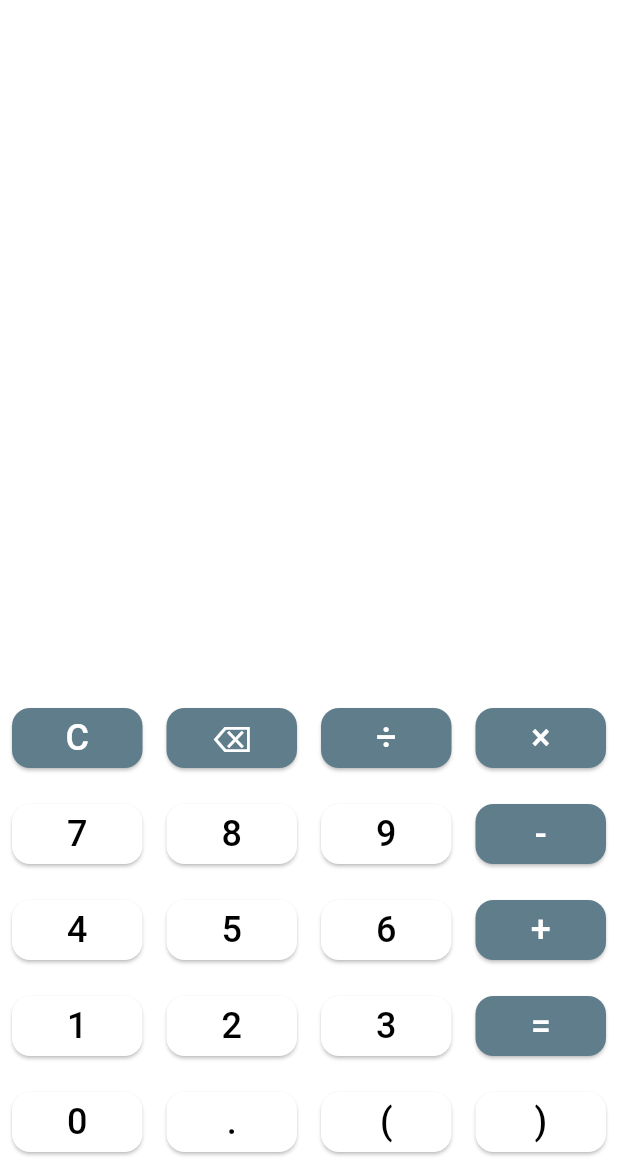
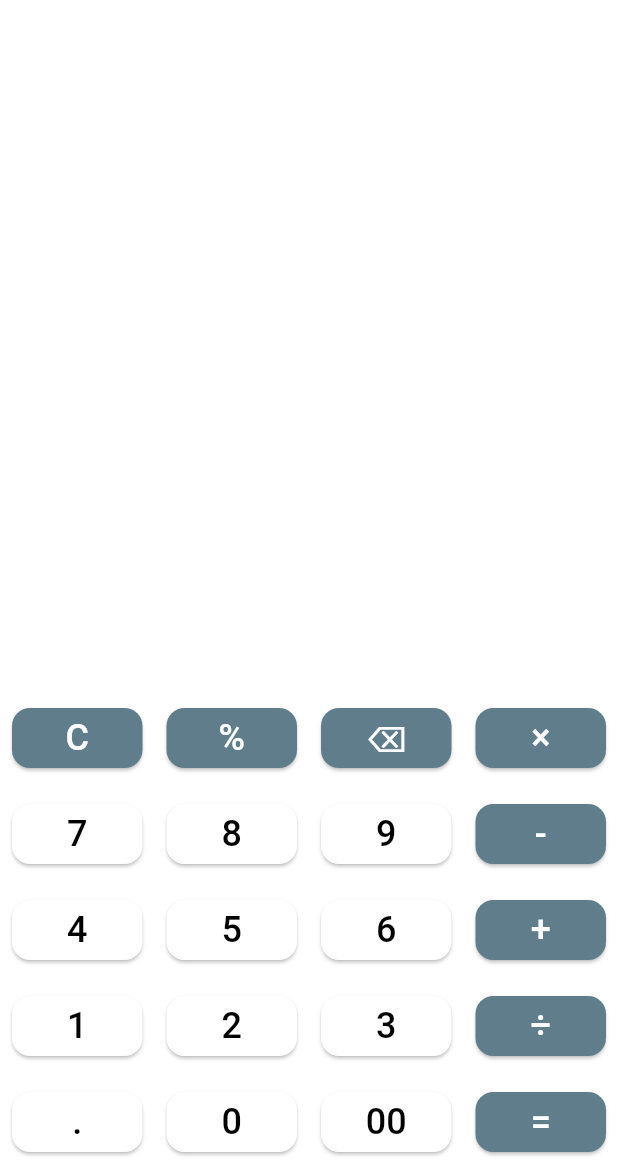
Before and after one commit to Jananisree/GetxCalculator, a Flutter app: the screen it shows after launch, on a phone screen of 412 x 824 dp, the part 66-1236 px from its top. Run offline on Flutter 3.47's test engine with Material 3 defaults, Android fonts, the phone set to English and light mode, and no system bars; our stand-ins replace get, math_expressions.

Commit message:
final project

```diff
--- a/lib/CalculatorApp.dart
+++ b/lib/CalculatorApp.dart
@@ -11,28 +11,53 @@ class CalculatorApp extends StatelessWidget {
       backgroundColor: Colors.white,
       appBar: AppBar(
         backgroundColor: Colors.white,
-        title: Center(child: const Text('Calculator',style: TextStyle(fontWeight: FontWeight.bold,letterSpacing: 8,fontSize: 25),)),
+        title: const Center(
+          child: Text(
+            'Calculator',
+            style: TextStyle(
+              fontWeight: FontWeight.bold,
+              letterSpacing: 8,
+              fontSize: 25,
+            ),
+          ),
+        ),
       ),
       body: Column(
+        crossAxisAlignment: CrossAxisAlignment.end,
         children: [
           Expanded(
             child: Container(
               padding: const EdgeInsets.all(16.0),
-              alignment: Alignment.centerRight,
+              alignment: Alignment.bottomRight,
               child: Obx(() {
-                return Text(
-                  controller.display.value,
-                  style: const TextStyle(fontSize: 36),
-                  textAlign: TextAlign.right,
+                return Column(
+                  crossAxisAlignment: CrossAxisAlignment.end,
+                  mainAxisAlignment: MainAxisAlignment.end,
+                  children: [
+                    Text(
+                      controller.expression.value,
+                      style: const TextStyle(
+                        fontSize: 34,
+                        color: Colors.grey,
+                      ),
+                    ),
+                    Text(
+                      controller.result.value,
+                      style: const TextStyle(
+                        fontSize: 45,
+                        fontWeight: FontWeight.bold,
+                      ),
+                    ),
+                  ],
                 );
               }),
             ),
           ),
-          buildButtonRow(['C', '⌫', '÷', '×']),
+          buildButtonRow(['C', '%', '⌫', '×']),
           buildButtonRow(['7', '8', '9', '-']),
           buildButtonRow(['4', '5', '6', '+']),
-          buildButtonRow(['1', '2', '3', '=']),
-          buildButtonRow(['0', '.', '(', ')']),
+          buildButtonRow(['1', '2', '3', '÷']),
+          buildButtonRow(['.', '0', '00', '=']),
         ],
       ),
     );
@@ -50,20 +75,16 @@ class CalculatorApp extends StatelessWidget {
     const Color specialColor = Colors.blueGrey;
     const Color whiteColor = Colors.white;
 
-    bool isTopRow = ['C', '⌫', '÷', '×'].contains(label);
+    bool isTopRow = ['C', '%','⌫', '÷', '×'].contains(label);
     bool isLastColumn = ['-', '+', '='].contains(label);
 
     return Expanded(
       child: Padding(
-        padding: EdgeInsets.all(8.0),
+        padding: const EdgeInsets.all(8.0),
         child: ElevatedButton(
           style: ElevatedButton.styleFrom(
-            backgroundColor: isTopRow || isLastColumn
-                ? specialColor
-                : whiteColor,
-            foregroundColor: isTopRow || isLastColumn
-                ? Colors.white
-                : Colors.black, // Text color
+            backgroundColor: isTopRow || isLastColumn ? specialColor : whiteColor,
+            foregroundColor: isTopRow || isLastColumn ? Colors.white : Colors.black,
             shape: RoundedRectangleBorder(
               borderRadius: BorderRadius.circular(12),
             ),
```
Also changed, not shown: lib/CalculatorController.dart (+32 -19 lines).
